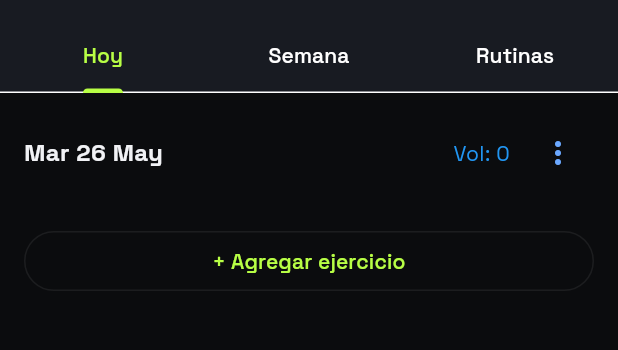
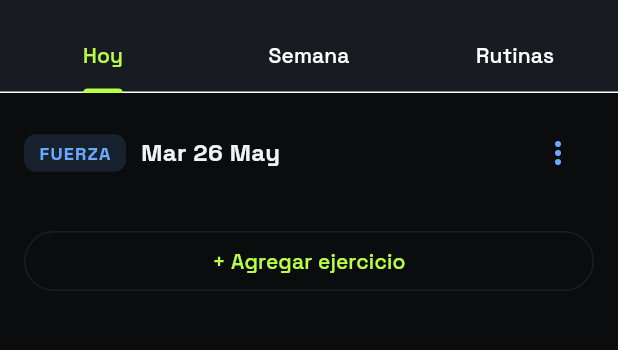
Before and after one commit to gabrielwaunous/workoutApp, a Flutter app: the screen it shows after launch, on a phone screen of 412 x 824 dp, the part 63-413 px from its top. Run offline on Flutter 3.47's test engine with Material 3 defaults, Android fonts, the phone set to English and light mode, and no system bars; our stand-ins replace audioplayers, drift, flutter_riverpod, google_fonts, wakelock_plus; accounts and stored records are empty; generated files the repository leaves out were written again.

Commit message:
feat: replace _SessionHeader with SessionHeroCard in TodayScreen

```diff
--- a/lib/features/today/today_screen.dart
+++ b/lib/features/today/today_screen.dart
@@ -3,8 +3,8 @@ import 'package:flutter_riverpod/flutter_riverpod.dart';
 import 'package:drift/drift.dart' show Value;
 import 'package:workout_app/core/database/app_database.dart';
 import 'package:workout_app/core/muscle_group_detector.dart';
-import 'package:workout_app/core/theme/app_theme.dart';
 import 'package:workout_app/features/hiit/hiit_planning_content.dart';
+import 'package:workout_app/features/home/session_hero_card.dart';
 import 'package:workout_app/providers.dart';
 import 'exercise_card.dart';
 import 'providers.dart';
@@ -59,80 +59,13 @@ class TodayContent extends ConsumerWidget {
   Widget build(BuildContext context, WidgetRef ref) {
     return Column(
       children: [
-        _SessionHeader(session: session),
+        SessionHeroCard(session: session),
         Expanded(
           child: session.type == 'hiit'
               ? HiitPlanningContent(sessionId: session.id)
               : _StrengthContent(session: session),
         ),
       ],
-    );
-  }
-}
-
-String _formatDate(DateTime d) {
-  const days = ['Lun', 'Mar', 'Mié', 'Jue', 'Vie', 'Sáb', 'Dom'];
-  const months = [
-    'Ene', 'Feb', 'Mar', 'Abr', 'May', 'Jun',
-    'Jul', 'Ago', 'Sep', 'Oct', 'Nov', 'Dic'
-  ];
-  return '${days[d.weekday - 1]} ${d.day} ${months[d.month - 1]}';
-}
-
-class _SessionHeader extends ConsumerWidget {
-  const _SessionHeader({required this.session});
-  final WorkoutSession session;
-
-  @override
-  Widget build(BuildContext context, WidgetRef widgetRef) {
-    final volumeAsync = widgetRef.watch(dailyVolumeProvider(session.id));
-    final isHiit = session.type == 'hiit';
-
-    return Padding(
-      padding: const EdgeInsets.fromLTRB(16, 16, 16, 8),
-      child: Row(
-        mainAxisAlignment: MainAxisAlignment.spaceBetween,
-        children: [
-          Text(
-            _formatDate(session.date),
-            style: const TextStyle(fontSize: 16, fontWeight: FontWeight.bold),
-          ),
-          Row(
-            children: [
-              if (!isHiit)
-                volumeAsync.when(
-                  data: (v) => Text(
-                    'Vol: ${v.toStringAsFixed(0)}',
-                    style: const TextStyle(color: Colors.blue),
-                  ),
-                  loading: () => const SizedBox.shrink(),
-                  error: (_, __) => const SizedBox.shrink(),
-                ),
-              const SizedBox(width: 8),
-              PopupMenuButton<String>(
-                icon: Icon(
-                  Icons.more_vert,
-                  color: isHiit ? AppTheme.hiit : AppTheme.fuerza,
-                ),
-                onSelected: (type) async {
-                  final db = widgetRef.read(databaseProvider);
-                  await db.sessionsDao.updateType(session.id, type);
-                },
-                itemBuilder: (_) => const [
-                  PopupMenuItem(
-                    value: 'strength',
-                    child: Text('Fuerza'),
-                  ),
-                  PopupMenuItem(
-                    value: 'hiit',
-                    child: Text('HIIT'),
-                  ),
-                ],
-              ),
-            ],
-          ),
-        ],
-      ),
     );
   }
 }
```
